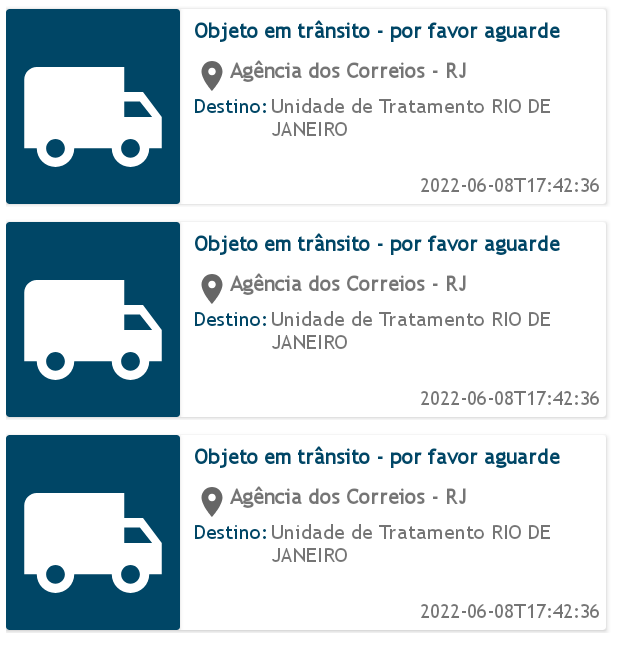
After one commit to kelvingcr/findmyobject, an Android app: the layout activity_info_object.xml on its own in the app's theme, with its tools: preview values and no code run, on a phone screen of 412 x 824 dp. The commit adds this screen. Shown: the top 672 px of the screen. Run offline under Robolectric (Android 15) with nearby library versions, the light colour scheme and no system bars.

Commit message:
Info Object

```diff
--- a/app/src/main/AndroidManifest.xml
+++ b/app/src/main/AndroidManifest.xml
@@ -2,7 +2,7 @@
 <manifest xmlns:android="http://schemas.android.com/apk/res/android"
     package="br.com.kelvingcr.findmyobject">
 
-    <uses-permission android:name="android.permission.INTERNET"></uses-permission>
+    <uses-permission android:name="android.permission.INTERNET" />
 
     <application
         android:allowBackup="true"
@@ -11,6 +11,9 @@
         android:roundIcon="@mipmap/ic_launcher_round"
         android:supportsRtl="true"
         android:theme="@style/Theme.FindMyObject">
+        <activity
+            android:name=".InfoObjectActivity"
+            android:exported="false" />
         <activity
             android:name=".MainActivity"
             android:exported="true">
--- /dev/null
+++ b/app/src/main/res/drawable/ic_shipping.xml
@@ -0,0 +1,10 @@
+<vector xmlns:android="http://schemas.android.com/apk/res/android"
+    android:width="24dp"
+    android:height="24dp"
+    android:viewportWidth="24"
+    android:viewportHeight="24"
+    android:tint="?attr/colorControlNormal">
+  <path
+      android:fillColor="@android:color/white"
+      android:pathData="M20,8h-3L17,4L3,4c-1.1,0 -2,0.9 -2,2v11h2c0,1.66 1.34,3 3,3s3,-1.34 3,-3h6c0,1.66 1.34,3 3,3s3,-1.34 3,-3h2v-5l-3,-4zM6,18.5c-0.83,0 -1.5,-0.67 -1.5,-1.5s0.67,-1.5 1.5,-1.5 1.5,0.67 1.5,1.5 -0.67,1.5 -1.5,1.5zM19.5,9.5l1.96,2.5L17,12L17,9.5h2.5zM18,18.5c-0.83,0 -1.5,-0.67 -1.5,-1.5s0.67,-1.5 1.5,-1.5 1.5,0.67 1.5,1.5 -0.67,1.5 -1.5,1.5z"/>
+</vector>
--- /dev/null
+++ b/app/src/main/res/layout/activity_info_object.xml
@@ -0,0 +1,21 @@
+<?xml version="1.0" encoding="utf-8"?>
+<androidx.constraintlayout.widget.ConstraintLayout xmlns:android="http://schemas.android.com/apk/res/android"
+    xmlns:app="http://schemas.android.com/apk/res-auto"
+    xmlns:tools="http://schemas.android.com/tools"
+    android:layout_width="match_parent"
+    android:layout_height="match_parent"
+    tools:context=".InfoObjectActivity"
+    android:fitsSystemWindows="true">
+
+    <androidx.recyclerview.widget.RecyclerView
+        android:id="@+id/rvCompra"
+        android:layout_width="0dp"
+        android:layout_height="wrap_content"
+        android:overScrollMode="never"
+        android:scrollbars="horizontal"
+        app:layout_constraintEnd_toEndOf="parent"
+        app:layout_constraintStart_toStartOf="parent"
+        app:layout_constraintTop_toTopOf="parent"
+        tools:listitem="@layout/object_adapter" />
+
+</androidx.constraintlayout.widget.ConstraintLayout>
--- /dev/null
+++ b/app/src/main/res/layout/object_adapter.xml
@@ -0,0 +1,127 @@
+<?xml version="1.0" encoding="utf-8"?>
+<LinearLayout xmlns:android="http://schemas.android.com/apk/res/android"
+    xmlns:app="http://schemas.android.com/apk/res-auto"
+    xmlns:tools="http://schemas.android.com/tools"
+    android:layout_width="match_parent"
+    android:layout_height="wrap_content"
+    android:orientation="vertical"
+    android:layout_margin="4dp">
+
+
+    <androidx.cardview.widget.CardView
+        android:layout_width="400dp"
+        android:layout_height="130dp"
+        android:elevation="18dp"
+        android:layout_marginTop="2dp"
+        android:layout_marginBottom="2dp"
+        app:layout_constraintBottom_toBottomOf="parent"
+        app:layout_constraintEnd_toEndOf="parent"
+        app:layout_constraintStart_toStartOf="parent"
+        app:layout_constraintTop_toTopOf="parent">
+
+        <androidx.constraintlayout.widget.ConstraintLayout
+            android:layout_width="match_parent"
+            android:layout_height="match_parent">
+
+
+            <androidx.cardview.widget.CardView
+                android:id="@+id/cardView"
+                android:layout_width="wrap_content"
+                android:layout_height="match_parent"
+                android:backgroundTint="@color/azulclaro"
+                app:layout_constraintBottom_toBottomOf="parent"
+                app:layout_constraintStart_toStartOf="parent"
+                app:layout_constraintTop_toTopOf="parent">
+
+
+                <ImageView
+                    android:layout_width="100dp"
+                    android:layout_height="100dp"
+                    android:layout_marginStart="8dp"
+                    android:layout_marginTop="22dp"
+                    android:layout_marginEnd="8dp"
+                    android:src="@drawable/ic_shipping"
+                    app:layout_constraintBottom_toBottomOf="parent"
+                    app:layout_constraintStart_toStartOf="parent"
+                    app:layout_constraintTop_toTopOf="parent"
+                    app:tint="@color/white" />
+
+            </androidx.cardview.widget.CardView>
+
+
+            <TextView
+                android:id="@+id/text_desc"
+                android:layout_width="0dp"
+                android:layout_height="wrap_content"
+                android:layout_marginTop="6dp"
+                android:layout_marginStart="9dp"
+                android:fontFamily="@font/trebuc"
+                android:text="Objeto em trânsito - por favor aguarde"
+                android:textColor="@color/azulclaro"
+                android:textSize="14dp"
+                android:textStyle="bold"
+                app:layout_constraintEnd_toEndOf="parent"
+                app:layout_constraintStart_toEndOf="@+id/cardView"
+                app:layout_constraintTop_toTopOf="parent" />
+
+
+            <TextView
+                android:id="@+id/textOrigem"
+                android:layout_width="wrap_content"
+                android:layout_height="wrap_content"
+                android:layout_marginStart="9dp"
+                android:layout_marginTop="9dp"
+                android:drawableStart="@drawable/ic_location"
+                android:fontFamily="@font/trebuc"
+                android:text="Agência dos Correios - RJ"
+                android:textSize="14dp"
+                android:textStyle="bold"
+                app:layout_constraintStart_toEndOf="@+id/cardView"
+                app:layout_constraintTop_toBottomOf="@+id/text_desc" />
+
+            <TextView
+                android:id="@+id/textDestinoP"
+                android:layout_width="0dp"
+                android:layout_height="wrap_content"
+                android:layout_marginStart="9dp"
+                android:fontFamily="@font/trebuc"
+                android:text="Destino:"
+                android:textColor="@color/azulclaro"
+                android:textSize="13dp"
+                app:layout_constraintStart_toEndOf="@+id/cardView"
+                app:layout_constraintTop_toBottomOf="@+id/textOrigem" />
+
+            <TextView
+                android:id="@+id/text_destino"
+                android:layout_width="0dp"
+                android:layout_height="wrap_content"
+                android:layout_marginStart="2dp"
+                android:ellipsize="end"
+                android:fontFamily="@font/trebuc"
+                android:maxLines="2"
+                android:text="Unidade de Tratamento RIO DE JANEIRO"
+                android:layout_marginEnd="8dp"
+                android:textSize="13dp"
+                app:layout_constraintEnd_toEndOf="parent"
+                app:layout_constraintStart_toEndOf="@+id/textDestinoP"
+                app:layout_constraintTop_toBottomOf="@+id/textOrigem" />
+
+            <TextView
+                android:id="@+id/text_data"
+                android:layout_width="0dp"
+                android:layout_height="wrap_content"
+                android:fontFamily="@font/trebuc"
+                android:text="2022-06-08T17:42:36"
+                android:textSize="13dp"
+                android:layout_margin="4dp"
+                app:layout_constraintBottom_toBottomOf="parent"
+                app:layout_constraintEnd_toEndOf="parent" />
+
+        </androidx.constraintlayout.widget.ConstraintLayout>
+
+
+    </androidx.cardview.widget.CardView>
+
+
+
+</LinearLayout>
--- a/app/src/main/res/values-night/themes.xml
+++ b/app/src/main/res/values-night/themes.xml
@@ -1,6 +1,6 @@
 <resources xmlns:tools="http://schemas.android.com/tools">
     <!-- Base application theme. -->
-    <style name="Theme.FindMyObject" parent="Theme.MaterialComponents.DayNight.DarkActionBar">
+    <style name="Theme.FindMyObject" parent="Theme.MaterialComponents.DayNight.NoActionBar">
         <!-- Primary brand color. -->
         <item name="colorPrimary">@color/purple_200</item>
         <item name="colorPrimaryVariant">@color/purple_700</item>
--- a/app/src/main/res/values/colors.xml
+++ b/app/src/main/res/values/colors.xml
@@ -8,5 +8,6 @@
     <color name="black">#FF000000</color>
     <color name="white">#FFFFFFFF</color>
     <color name="azulclaro">#004666</color>
+    <color name="cinzaclaro">#d3d3d3</color>
 
 </resources>
--- a/app/src/main/res/values/themes.xml
+++ b/app/src/main/res/values/themes.xml
@@ -1,9 +1,9 @@
 <resources xmlns:tools="http://schemas.android.com/tools">
     <!-- Base application theme. -->
-    <style name="Theme.FindMyObject" parent="Theme.MaterialComponents.DayNight.DarkActionBar">
+    <style name="Theme.FindMyObject" parent="Theme.MaterialComponents.DayNight.NoActionBar">
         <!-- Primary brand color. -->
         <item name="colorPrimary">@color/purple_500</item>
-        <item name="colorPrimaryVariant">@color/purple_700</item>
+        <item name="colorPrimaryVariant">@android:color/transparent</item>
         <item name="colorOnPrimary">@color/white</item>
         <!-- Secondary brand color. -->
         <item name="colorSecondary">@color/teal_200</item>
@@ -12,5 +12,8 @@
         <!-- Status bar color. -->
         <item name="android:statusBarColor" tools:targetApi="l">?attr/colorPrimaryVariant</item>
         <!-- Customize your theme here. -->
+
+        <item name="android:navigationBarColor">@android:color/transparent</item>
+
     </style>
 </resources>
```
Also changed, not shown: app/src/main/java/br/com/kelvingcr/findmyobject/InfoObjectActivity.kt (added, +81 -0 lines), app/src/main/java/br/com/kelvingcr/findmyobject/MainActivity.kt (+98 -6 lines), app/src/main/java/br/com/kelvingcr/findmyobject/ObjectViewModel.kt (+10 -2 lines), app/src/main/java/br/com/kelvingcr/findmyobject/SecurityPreferences.kt (added, +14 -0 lines), app/src/main/java/br/com/kelvingcr/findmyobject/adapter/ObjectAdapter.kt (added, +37 -0 lines), app/src/main/java/br/com/kelvingcr/findmyobject/adapter/ObjectHolder.kt (added, +41 -0 lines), app/src/main/java/br/com/kelvingcr/findmyobject/model/ObjectModel.kt (+39 -5 lines), app/src/main/res/layout/activity_main.xml (+13 -9 lines).
